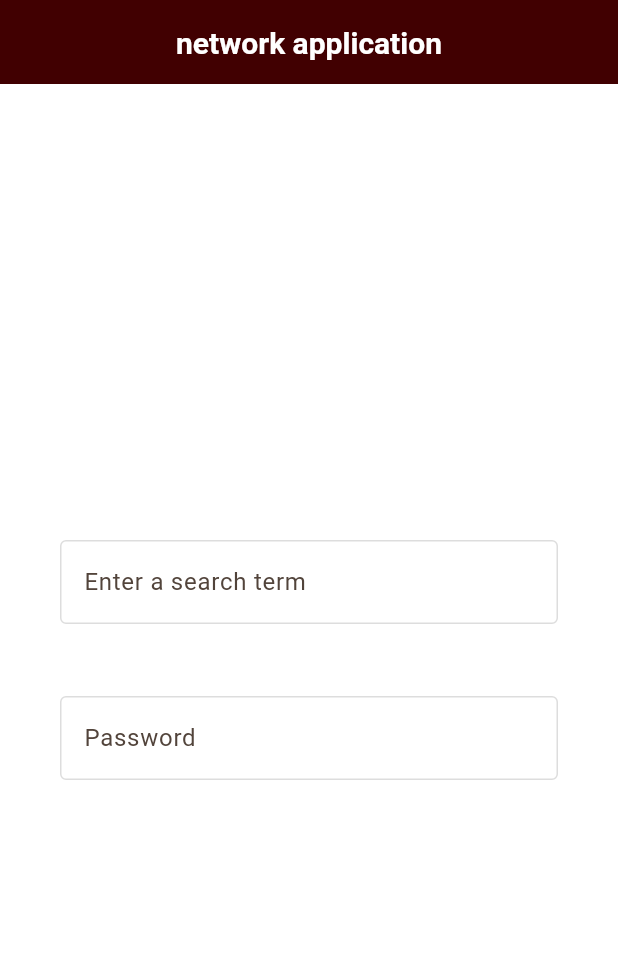
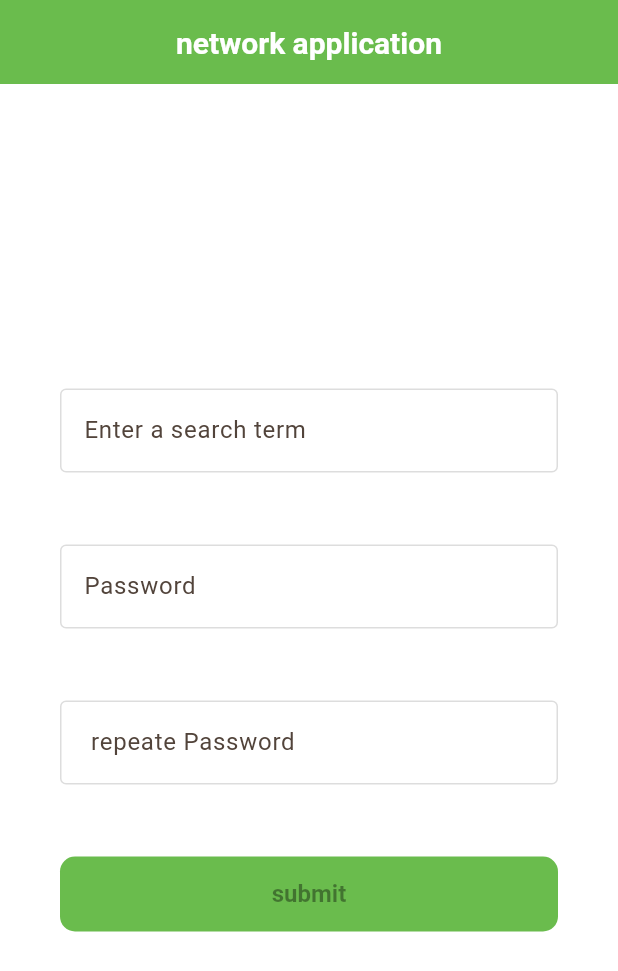
Before and after one commit to IyadAlanssary/Source-Safe, a Flutter app: the screen it shows after launch, on a phone screen of 412 x 824 dp. Shown: the top 971 px of the screen. Run offline on Flutter 3.47's test engine with Material 3 defaults, Android fonts, the phone set to English and light mode, and no system bars; our stand-ins replace shared_preferences; Roboto replaces fonts that are missing (DMSans).

Commit message:
re add  button (;

```diff
--- /dev/null
+++ b/lib/components/primary_button.dart
@@ -0,0 +1,23 @@
+
+import 'package:flutter/material.dart';
+
+class PrimaryButton extends StatelessWidget {
+  const PrimaryButton({
+    super.key,
+    required this.text,
+    this.isLoading = false,
+    this.onPressed,
+  });
+
+  final String text;
+  final bool isLoading;
+  final VoidCallback? onPressed;
+
+  @override
+  Widget build(BuildContext context) {
+    return ElevatedButton(
+      onPressed: onPressed,
+      child: isLoading ? const CircularProgressIndicator() : Text(text),
+    );
+  }
+}
--- a/lib/constant/app_thema.dart
+++ b/lib/constant/app_thema.dart
@@ -7,7 +7,7 @@ class AppTheme {
   }
 
   static ThemeData get darkTheme {
-    return _theme(Brightness.light, AppColors.darkColorScheme);
+    return _theme(Brightness.dark, AppColors.darkColorScheme);
   }
 
   static ThemeData _theme(Brightness brightness1, ColorScheme colors) {
@@ -32,7 +32,7 @@ class AppTheme {
   static AppBarTheme _appBarTheme(ColorScheme colors) {
     return AppBarTheme(
       centerTitle: true,
-      backgroundColor: colors.onPrimaryContainer,
+      backgroundColor: colors.primary,
       titleTextStyle: TextStyle(
         fontFamily: "DMSans",
         fontWeight: FontWeight.bold,
--- a/lib/constant/color.dart
+++ b/lib/constant/color.dart
@@ -5,11 +5,11 @@ class AppColors {
 
   static const lightColorScheme = ColorScheme(
     brightness: Brightness.light,
-    primary: Color(0xFFF9881F),
+    primary: Color(0xFF6ABC4D),
     onPrimary: Color(0xFFFFFFFF),
     primaryContainer: Color(0xFFFFDAD5),
     onPrimaryContainer: Color(0xFF410001),
-    secondary: Color(0xFF6ABC4D),
+    secondary: Color(0xFFF9881F),
     onSecondary: Color(0xFFFFFFFF),
     secondaryContainer: Color(0xFFDAFAE5),
     onSecondaryContainer: Color(0xFF127835),
--- a/lib/sign_up.dart
+++ b/lib/sign_up.dart
@@ -1,4 +1,5 @@
 import 'package:flutter/material.dart';
+import 'package:network_applications/components/primary_button.dart';
 import 'package:network_applications/constant/sizes.dart';
 
 class SignUp extends StatelessWidget {
@@ -33,9 +34,16 @@ class SignUp extends StatelessWidget {
               border: OutlineInputBorder(),
               hintText: 'Password ',
             ),
-
-
           ),
+          gapH48,
+           TextField(
+            decoration: InputDecoration(
+              border: OutlineInputBorder(),
+              hintText: ' repeate Password ',
+            ),
+          ),
+          gapH48,
+          PrimaryButton(text: "submit")
             ],
           ),
         ),
```
